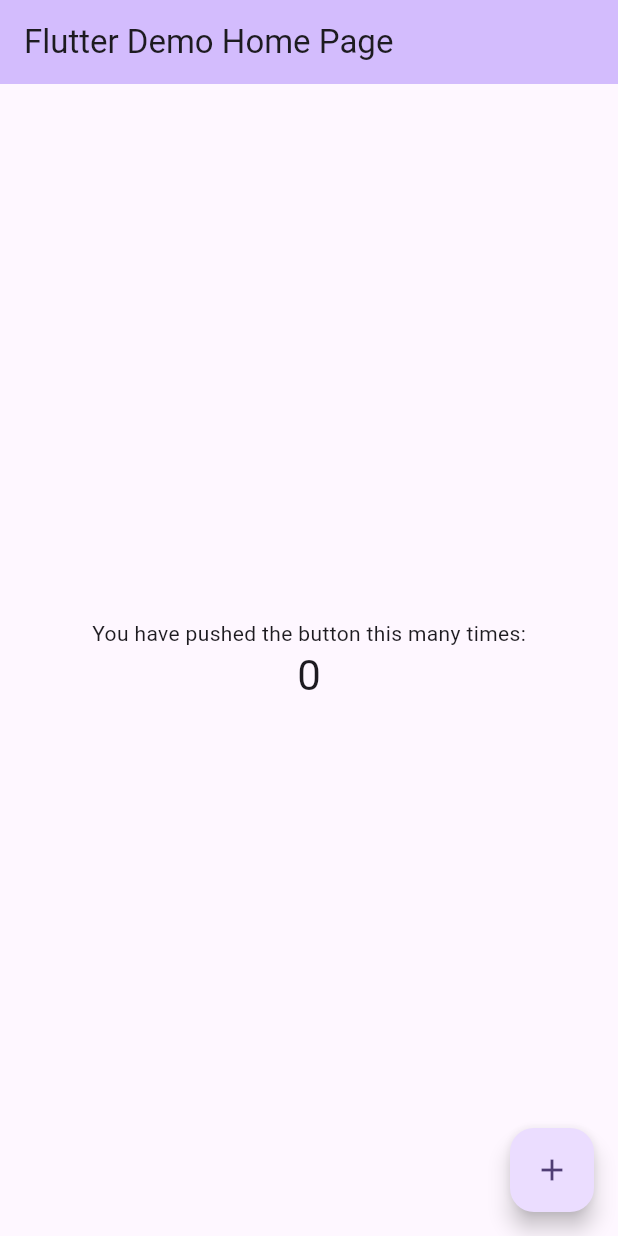
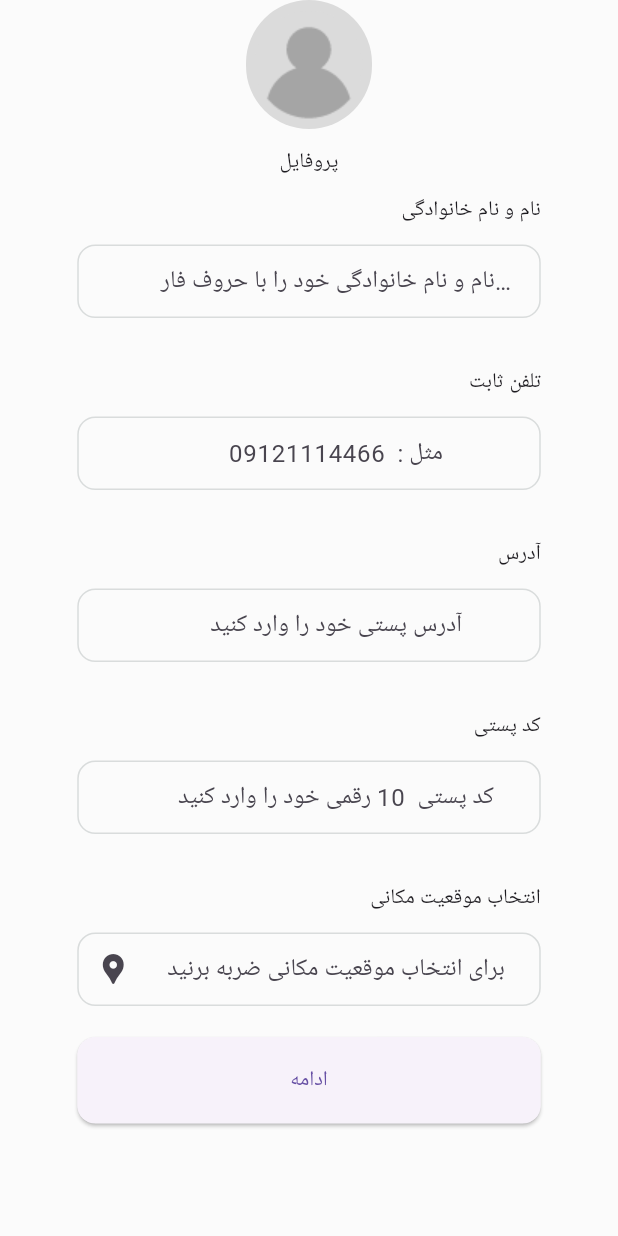
Before and after one commit to Aliprogrammerr/WatchStore, a Flutter app: the screen it shows after launch, on a phone screen of 412 x 824 dp. Run offline on Flutter 3.47's test engine with Material 3 defaults, Android fonts, the phone set to English and light mode, and no system bars; our stand-ins replace flutter_svg; project files that could hold a hidden picture were left out.

Commit message:
finish the ui

```diff
--- /dev/null
+++ b/lib/compounents/button_style.dart
@@ -0,0 +1,18 @@
+
+
+
+
+import 'package:flutter/material.dart';
+import 'package:watchstore/resuorce/dimens.dart';
+
+class AppButtonStyle {
+  AppButtonStyle._();
+
+
+ static ButtonStyle mianButtonStyle =  ButtonStyle(
+
+  shape: MaterialStatePropertyAll(RoundedRectangleBorder(
+    borderRadius: BorderRadius.circular(Dimens.medium),
+  ))
+ );
+}
--- /dev/null
+++ b/lib/compounents/extentions.dart
@@ -0,0 +1,9 @@
+
+
+
+import 'package:flutter/material.dart';
+
+extension SizedBoxExtention on num {
+  SizedBox get height => SizedBox(height:toDouble());
+  SizedBox get width => SizedBox(width:toDouble());
+}
--- /dev/null
+++ b/lib/compounents/theme.dart
@@ -0,0 +1,37 @@
+
+
+
+
+import 'package:flutter/material.dart';
+import 'package:flutter/rendering.dart';
+import 'package:watchstore/resuorce/color.dart';
+import 'package:watchstore/resuorce/dimens.dart';
+
+ThemeData lightTheme(){
+  return ThemeData(
+    brightness: Brightness.light,
+    iconTheme: IconThemeData(
+      color: Colors.black,),
+      primaryColor: LightAppColors.primaryColor,
+      scaffoldBackgroundColor: LightAppColors.scaffoldBackground,
+      inputDecorationTheme: InputDecorationTheme(
+         filled: true,
+
+         fillColor: MaterialStateColor.resolveWith((states){
+          if(states.contains(MaterialState.focused)){
+            return LightAppColors.focusedTextfeild;
+          }
+          else{
+            return LightAppColors.unfocusedTextfeild;
+          }
+         }),
+         contentPadding: EdgeInsets.all(Dimens.medium),
+
+         enabledBorder:OutlineInputBorder(
+           borderRadius: BorderRadius.circular(Dimens.medium),
+           borderSide: BorderSide(color:LightAppColors.borderColor)
+         )
+      ),
+
+  );
+}
--- a/lib/main.dart
+++ b/lib/main.dart
@@ -1,4 +1,8 @@
 import 'package:flutter/material.dart';
+import 'package:watchstore/compounents/theme.dart';
+import 'package:watchstore/screen/get_otp_screen..dart';
+import 'package:watchstore/screen/register_screen.dart';
+import 'package:watchstore/screen/send_otp_screen.dart';
 
 void main() {
   runApp(const MyApp());
@@ -10,60 +14,10 @@ class MyApp extends StatelessWidget {
   @override
   Widget build(BuildContext context) {
     return MaterialApp(
+      debugShowCheckedModeBanner: false,
       title: 'Flutter Demo',
-      theme: ThemeData(
-        colorScheme: ColorScheme.fromSeed(seedColor: Colors.deepPurple),
-        useMaterial3: true,
-      ),
-      home: const MyHomePage(title: 'Flutter Demo Home Page'),
+      theme: lightTheme(),
+      home: RegisterScreen()
     );
   }
 }
-
-class MyHomePage extends StatefulWidget {
-  const MyHomePage({super.key, required this.title});
-
-  final String title;
-
-  @override
-  State<MyHomePage> createState() => _MyHomePageState();
-}
-
-class _MyHomePageState extends State<MyHomePage> {
-  int _counter = 0;
-
-  void _incrementCounter() {
-    setState(() {
-      _counter++;
-    });
-  }
-
-  @override
-  Widget build(BuildContext context) {
-    return Scaffold(
-      appBar: AppBar(
-        backgroundColor: Theme.of(context).colorScheme.inversePrimary,
-        title: Text(widget.title),
-      ),
-      body: Center(
-        child: Column(
-          mainAxisAlignment: MainAxisAlignment.center,
-          children: <Widget>[
-            const Text(
-              'You have pushed the button this many times:',
-            ),
-            Text(
-              '$_counter',
-              style: Theme.of(context).textTheme.headlineMedium,
-            ),
-          ],
-        ),
-      ),
-      floatingActionButton: FloatingActionButton(
-        onPressed: _incrementCounter,
-        tooltip: 'Increment',
-        child: const Icon(Icons.add),
-      ),
-    );
-  }
-}
--- /dev/null
+++ b/lib/resuorce/appString.dart
@@ -0,0 +1,55 @@
+
+
+abstract class AppStrings {
+  static const String replace = "replace";
+  static const String enterYourNumber = "شماره خود را وارد کنید";
+  static const String hintPhoneNumber = "مثل :  09121114466";
+  static const String sendOtpCode = "ارسال کد فعال سازی";
+  static const String wrongNumberEditNumber = "شماره اشتباه است/ ویرایش شماره";
+  static const String enterVerificationCode = "کد فعال سازی را وارد کنید";
+  static const String hintVerificationCode = "- - - - - -";
+  static const String next = "ادامه";
+  static const String otpCodeSendFor =  "ارسال شد $replace کد فعال سازی برای "  ;
+  static const String register = "ثبت نام ";
+  static const String chooseProfileImage = "انتخاب تصویر پروفایل";
+  static const String nameLastName = "نام و نام خانوادگی";
+  static const String homeNumber = "تلفن ثابت";
+  static const String sendToAddress = "ارسال به آدرس";
+  static const String address = "آدرس";
+  static const String postalCode = "کد پستی";
+  static const String location = "انتخاب موقعیت مکانی";
+  static const String hintNameLastName =
+      "نام و نام خانوادگی خود را با حروف فارسی وارد کنید";
+  static const String hintHomeNumber =
+      "شماره تلفن ثابت را با پیش شماره وارد بفرمایید";
+  static const String hintAddress = "آدرس پستی خود را وارد کنید";
+  static const String hintPostalCode = "کد پستی  10 رقمی خود را وارد کنید";
+  static const String hintLocation = "برای انتخاب موقعیت مکانی ضربه برنید";
+  static const String searchProduct = "جستجوی محصولات";
+  static const String classic = "کلاسیک";
+  static const String smart = "هوشمند";
+  static const String digital = "دیجیتال";
+  static const String desktop = "رو میزی";
+  static const String viewAll = "مشاهده همه";
+  static const String amazing = "شگفت انگیز";
+  static const String home = "خانه";
+  static const String basket = "سبد خرید";
+  static const String profile = "پروفایل";
+  static const String topSells = "پرفروش‌ها";
+  static const String newestProduct = "جدیدترین محصولات";
+  static const String features = "خصوصیات";
+  static const String review = "نقد و بررسی";
+  static const String commnets = "نظرات";
+  static const String addToBasket = "افزودن به سبد خرید";
+  static const String count = "عدد";
+  static const String totalPrice = "مجموع  $replace تومان";
+  static const String continueToPurchase = "مجموع  $replace تومان";
+  static const String userProfile = "پروفایل کاربر";
+  static const String activeAddress = "آدرس فعال";
+  static const String termOfService = "قوانین و مقررات";
+  static const String inProccess = "درحال پردازش";
+  static const String cancelled = "لغو شده";
+  static const String delivered = "تحویل شده";
+  static const String lurem =
+      "لورم ایپسوم متن ساختگی با تولید سادگی نامفهوم از صنعت چاپ ";
+}
--- /dev/null
+++ b/lib/resuorce/color.dart
@@ -0,0 +1,20 @@
+
+
+
+import 'package:flutter/material.dart';
+import 'package:flutter/widgets.dart';
+
+abstract class LightAppColors{
+  LightAppColors._();
+  static const Color title = Colors.black;
+  static const Color hint = Color.fromARGB(255, 217,220, 220);
+  static const Color appbar = Color.fromARGB(255, 255,255, 255);
+  static const Color scaffoldBackground = Color.fromARGB(255, 251,251,251);
+  static const Color borderColor = Color.fromARGB(255, 217,220, 220);
+  static const Color focusedborderColor = Color.fromARGB(255,0,117,251);
+  static const Color buttonColor = Color.fromARGB(255,0,117,251);
+  static const Color primaryColor = Color.fromARGB(255,0,117,251);
+  static const Color surfaceColor = Color.fromARGB(255,243,243, 243);
+  static const Color focusedTextfeild = Colors.white;
+  static const Color unfocusedTextfeild = Color.fromARGB(255,251, 251, 251);
+}
--- /dev/null
+++ b/lib/resuorce/dimens.dart
@@ -0,0 +1,12 @@
+
+
+
+
+
+
+abstract class Dimens {
+  Dimens._();
+  static const double small =8;
+  static const double medium =12;
+  static const double large =24 ;
+}
--- /dev/null
+++ b/lib/screen/get_otp_screen..dart
@@ -0,0 +1,38 @@
+import 'package:flutter/material.dart';
+import 'package:flutter_svg/svg.dart';
+import 'package:watchstore/compounents/extentions.dart';
+import 'package:watchstore/resuorce/appString.dart';
+import 'package:watchstore/resuorce/dimens.dart';
+import 'package:watchstore/widgets/app_textfeild.dart';
+import 'package:watchstore/widgets/mina_button.dart';
+
+class GetOtpScreen extends StatelessWidget {
+  const GetOtpScreen({super.key});
+
+  @override
+  Widget build(BuildContext context) {
+    TextEditingController controller = TextEditingController();
+    return  Scaffold(
+      body: SafeArea(child:
+      SizedBox(
+        width: double.infinity,
+        child: Column(
+          mainAxisAlignment: MainAxisAlignment.center,
+          crossAxisAlignment: CrossAxisAlignment.center,
+          children: [
+            const Image(image: AssetImage('assets/png/main_logo.png')),
+
+            Text(AppStrings.otpCodeSendFor.replaceAll(AppStrings.replace, "hello")),
+            Text(AppStrings.wrongNumberEditNumber),
+            60.height,
+            AppTextField(controller:controller, hint:AppStrings.hintVerificationCode, label: AppStrings.enterVerificationCode,timer: "01:59",),
+            MainButton(text:AppStrings.next,
+             onpressed:(){
+
+             })
+          ],
+        ),
+      )),
+    );
+  }
+}
--- /dev/null
+++ b/lib/screen/register_screen.dart
@@ -0,0 +1,41 @@
+
+
+
+
+import 'package:flutter/material.dart';
+import 'package:watchstore/resuorce/appString.dart';
+import 'package:watchstore/widgets/app_textfeild.dart';
+import 'package:watchstore/widgets/mina_button.dart';
+import '../widgets/avatar.dart';
+
+class RegisterScreen extends StatelessWidget {
+  const RegisterScreen({super.key});
+
+  @override
+  Widget build(BuildContext context) {
+    TextEditingController controllerNamelastName = TextEditingController();
+
+    return Scaffold(
+      body: SafeArea(
+        child: SizedBox(
+          width: double.infinity,
+          child:SingleChildScrollView(
+            child: Column(
+              crossAxisAlignment: CrossAxisAlignment.center,
+              mainAxisAlignment: MainAxisAlignment.center,
+              children: [
+              Avatar(),
+              AppTextField(controller: controllerNamelastName, hint: AppStrings.hintNameLastName, label: AppStrings.nameLastName ,),
+              AppTextField(controller: controllerNamelastName, hint: AppStrings.hintPhoneNumber, label: AppStrings.homeNumber ,),
+              AppTextField(controller: controllerNamelastName, hint: AppStrings.hintAddress, label: AppStrings.address ,),
+              AppTextField(controller: controllerNamelastName, hint: AppStrings.hintPostalCode, label: AppStrings.postalCode ,),
+              AppTextField(controller: controllerNamelastName, hint: AppStrings.hintLocation, label: AppStrings.location,icon: Icon(Icons.location_pin),),
+              MainButton(text: AppStrings.next, onpressed: (){}),
+              ],
+            ),
+          ),
+        ),
+      ),
+    );
+  }
+}
--- /dev/null
+++ b/lib/screen/send_otp_screen.dart
@@ -0,0 +1,35 @@
+import 'package:flutter/material.dart';
+import 'package:flutter_svg/svg.dart';
+import 'package:watchstore/compounents/extentions.dart';
+import 'package:watchstore/resuorce/appString.dart';
+import 'package:watchstore/resuorce/dimens.dart';
+import 'package:watchstore/widgets/app_textfeild.dart';
+import 'package:watchstore/widgets/mina_button.dart';
+
+class SendOtpScreen extends StatelessWidget {
+  const SendOtpScreen({super.key});
+
+  @override
+  Widget build(BuildContext context) {
+    TextEditingController controller = TextEditingController();
+    return  Scaffold(
+      body: SafeArea(child:
+      SizedBox(
+        width: double.infinity,
+        child: Column(
+          mainAxisAlignment: MainAxisAlignment.center,
+          crossAxisAlignment: CrossAxisAlignment.center,
+          children: [
+            const Image(image: AssetImage('assets/png/main_logo.png')),
+            60.height,
+            AppTextField(controller:controller, hint:AppStrings.hintPhoneNumber, label: AppStrings.enterYourNumber),
+            MainButton(text:AppStrings.next,
+             onpressed:(){
+
+             })
+          ],
+        ),
+      )),
+    );
+  }
+}
--- /dev/null
+++ b/lib/widgets/app_textfeild.dart
@@ -0,0 +1,65 @@
+import 'package:flutter/material.dart';
+import 'package:watchstore/compounents/extentions.dart';
+import 'package:watchstore/resuorce/dimens.dart';
+
+class AppTextField extends StatelessWidget {
+
+  final String label;
+  final String hint;
+  final String timer;
+  final TextEditingController controller;
+  final Widget icon;
+  final TextAlign textAlign;
+  TextInputType? keyboardType;
+
+   AppTextField({
+  required this.controller,
+  required this.hint,
+  required this.label,
+  this.timer = "",
+  this.textAlign = TextAlign.center,
+  this.icon = const SizedBox(),
+  this.keyboardType
+  });
+
+
+  @override
+  Widget build(BuildContext context) {
+    Size size = MediaQuery.of(context).size;
+  return Padding(padding: EdgeInsets.all(Dimens.medium),
+  child:SizedBox(
+        width: size.width*.75,
+    child: Column(
+      crossAxisAlignment: CrossAxisAlignment.end,
+      children: [
+      Row(
+        mainAxisAlignment: MainAxisAlignment.spaceBetween,
+        children: [
+          Text(timer),
+          Text(label),
+        ],
+      ),
+      Dimens.medium.height,
+      SizedBox(
+        width: size.width*.75,
+        height: size.height*.07,
+        child: TextField(
+          textAlign:textAlign,
+          controller: controller,
+          keyboardType:keyboardType,
+          decoration: InputDecoration(
+            hintText: hint,
+            prefixIcon: icon,
+          ),
+
+
+        ),
+
+      )
+    ],),
+  ) ,
+
+  );
+
+  }
+}
--- /dev/null
+++ b/lib/widgets/avatar.dart
@@ -0,0 +1,24 @@
+import 'package:flutter/material.dart';
+import 'package:flutter/widgets.dart';
+import 'package:watchstore/compounents/extentions.dart';
+import 'package:watchstore/resuorce/appString.dart';
+import 'package:watchstore/resuorce/dimens.dart';
+
+class Avatar extends StatelessWidget {
+  const Avatar({super.key});
+
+  @override
+  Widget build(BuildContext context) {
+    return Column(
+      children: [
+        ClipRRect(
+          borderRadius: BorderRadius.circular(100),
+          child:Image(image: AssetImage("assets/png/avatar.png")),
+          ),
+          Dimens.medium.height,
+          Text(AppStrings.profile)
+
+      ],
+    );
+    }
+}
--- /dev/null
+++ b/lib/widgets/mina_button.dart
@@ -0,0 +1,23 @@
+import 'package:flutter/material.dart';
+import 'package:watchstore/compounents/button_style.dart';
+
+class MainButton extends StatelessWidget {
+  MainButton({super.key, required this.text, required this.onpressed});
+  final String text;
+  void Function() onpressed;
+  @override
+  Widget build(BuildContext context) {
+    Size size = MediaQuery.of(context).size;
+    return SizedBox(
+      width: size.width * .75,
+      height: size.height *.07,
+      child: ElevatedButton(
+        style: AppButtonStyle.mianButtonStyle ,
+        onPressed: onpressed,
+        child: Center(
+            child: Text(text,)
+      ),
+      ),
+    );
+  }
+}
--- a/pubspec.yaml
+++ b/pubspec.yaml
@@ -6,7 +6,7 @@ publish_to: 'none' # Remove this line if you wish to publish to pub.dev
 version: 1.0.0+1
 
 environment:
-  sdk: '>=3.3.4 <4.0.0'
+  sdk: ">=3.3.4 <4.0.0"
 
 # Dependencies specify other packages that your package needs in order to work.
 # To automatically upgrade your package dependencies to the latest versions
@@ -22,6 +22,8 @@ dependencies:
   # Use with the CupertinoIcons class for iOS style icons.
   cupertino_icons: ^1.0.6
   google_fonts: ^6.2.1
+  bloc: ^8.1.4
+
 
 dev_dependencies:
   flutter_test:
@@ -39,3 +41,4 @@ flutter:
         - asset: assets/fonts/Anjoman-Regular.ttf
           weight: 500
         - asset: assets/fonts/Anjoman-Thin.ttf
+          weight: 300
```
Also changed, not shown: lib/compounents/decoration.dart (added), lib/compounents/textstyle.dart (added), pubspec.lock.
